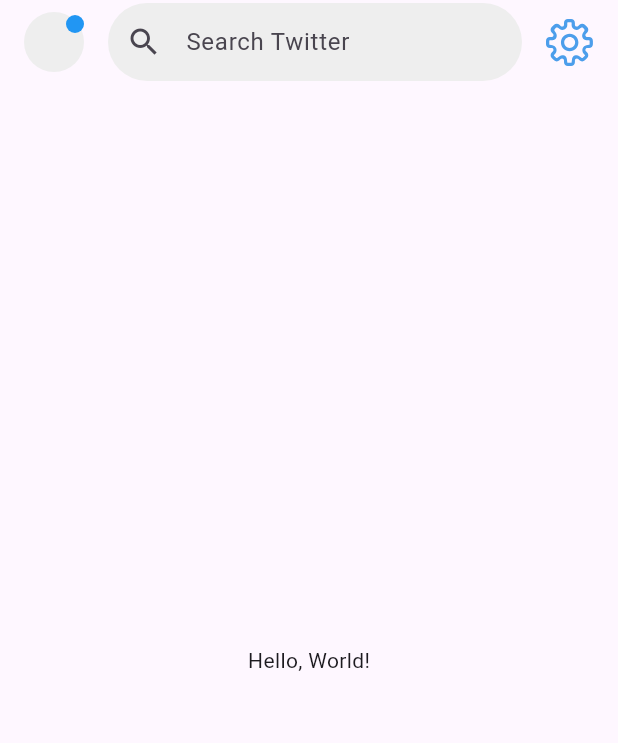
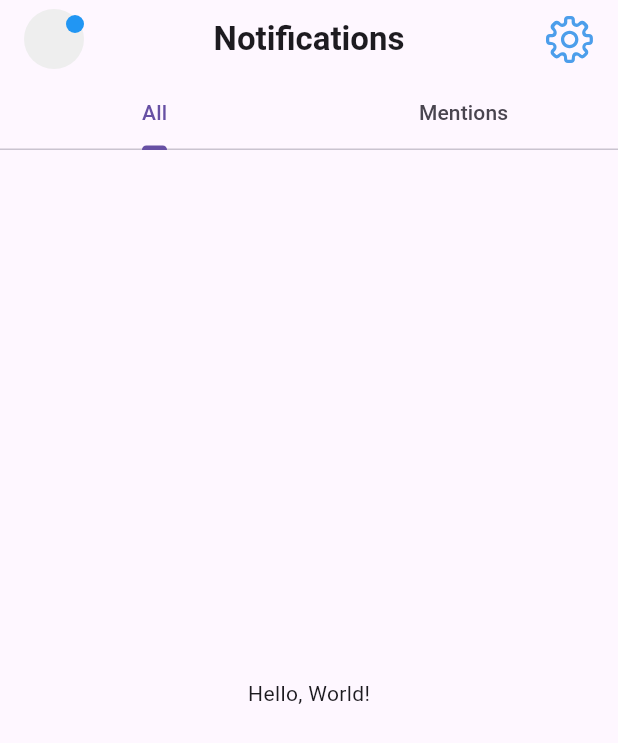
Before and after one commit to jeoooo/flutter_app_1, a Flutter app: the screen it shows after launch, on a phone screen of 412 x 824 dp. Shown: the top 743 px of the screen. Run offline on Flutter 3.47's test engine with Material 3 defaults, Android fonts, the phone set to English and light mode, and no system bars; our stand-ins replace flutter_svg.

Commit message:
refactor: Update TwitterNavbar to use preferredSize for dynamic height

```diff
--- a/lib/main.dart
+++ b/lib/main.dart
@@ -14,14 +14,14 @@ class MyApp extends StatelessWidget {
 
   @override
   Widget build(BuildContext context) {
+    NavbarType navbarType = NavbarType.NOTIFICATIONS;
     return MaterialApp(
       title: 'Hello, World!',
       home: Scaffold(
         appBar: PreferredSize(
-          preferredSize: const Size.fromHeight(kToolbarHeight),
-          child: TwitterNavbar(
-            navbarType: NavbarType.SEARCH,
-          ),
+          preferredSize: Size.fromHeight(
+              navbarType == NavbarType.NOTIFICATIONS ? 100 : kToolbarHeight),
+          child: TwitterNavbar(navbarType: navbarType),
         ),
         body: const Center(
           child: Text('Hello, World!'),
--- a/lib/widgets/twitter_navbar.dart
+++ b/lib/widgets/twitter_navbar.dart
@@ -37,7 +37,9 @@ class _NewsFeedNavbar extends StatelessWidget {
 
   @override
   Widget build(BuildContext context) {
-    return AppBar(
+    return PreferredSize(
+      preferredSize: const Size.fromHeight(kToolbarHeight),
+      child: AppBar(
         automaticallyImplyLeading: false,
         leading: TwitterAvatar(),
         centerTitle: true,
@@ -54,6 +56,7 @@ class _NewsFeedNavbar extends StatelessWidget {
             ),
           ),
         ],
+      ),
     );
   }
 }
@@ -63,7 +66,9 @@ class _SearchNavbar extends StatelessWidget {
 
   @override
   Widget build(BuildContext context) {
-    return AppBar(
+    return PreferredSize(
+      preferredSize: const Size.fromHeight(kToolbarHeight),
+      child: AppBar(
         centerTitle: true,
         automaticallyImplyLeading: false,
         leading: TwitterAvatar(),
@@ -91,6 +96,7 @@ class _SearchNavbar extends StatelessWidget {
             ),
           ),
         ],
+      ),
     );
   }
 }
@@ -100,22 +106,48 @@ class _NotificationsNavbar extends StatelessWidget {
 
   @override
   Widget build(BuildContext context) {
-    return AppBar(
+    return PreferredSize(
+      preferredSize: const Size.fromHeight(200),
+      child: DefaultTabController(
+        length: 2, // number of tabs
+        child: Scaffold(
+          appBar: PreferredSize(
+            preferredSize: Size.fromHeight(
+                200.0), // Set this value as per your requirement
+            child: AppBar(
               automaticallyImplyLeading: false,
-      leading: Padding(
-        padding: const EdgeInsets.only(left: 16.0),
-        child: CircleAvatar(
-          backgroundColor: Colors.blue,
+              leading: TwitterAvatar(),
+              centerTitle: true,
+              title: Text(
+                'Notifications',
+                style: TextStyle(fontWeight: FontWeight.bold),
               ),
-      ),
-      centerTitle: true,
-      title: Text('Notifications'),
               actions: [
                 Padding(
                   padding: EdgeInsets.only(right: 16.0),
-          child: Icon(Icons.settings),
+                  child: SvgPicture.asset(
+                    'assets/settings_icon.svg',
+                    height: 32.0,
+                  ),
                 ),
               ],
+              bottom: TabBar(
+                tabs: [
+                  Tab(text: 'All'), // replace with your tab text
+                  Tab(text: 'Mentions'), // replace with your tab text
+                ],
+              ),
+            ),
+          ),
+          body: TabBarView(
+            children: [
+              // replace with your tab content
+              Center(child: Text('All')),
+              Center(child: Text('Mentions')),
+            ],
+          ),
+        ),
+      ),
     );
   }
 }
```
Lines whose indentation alone changed are shown as unchanged.
